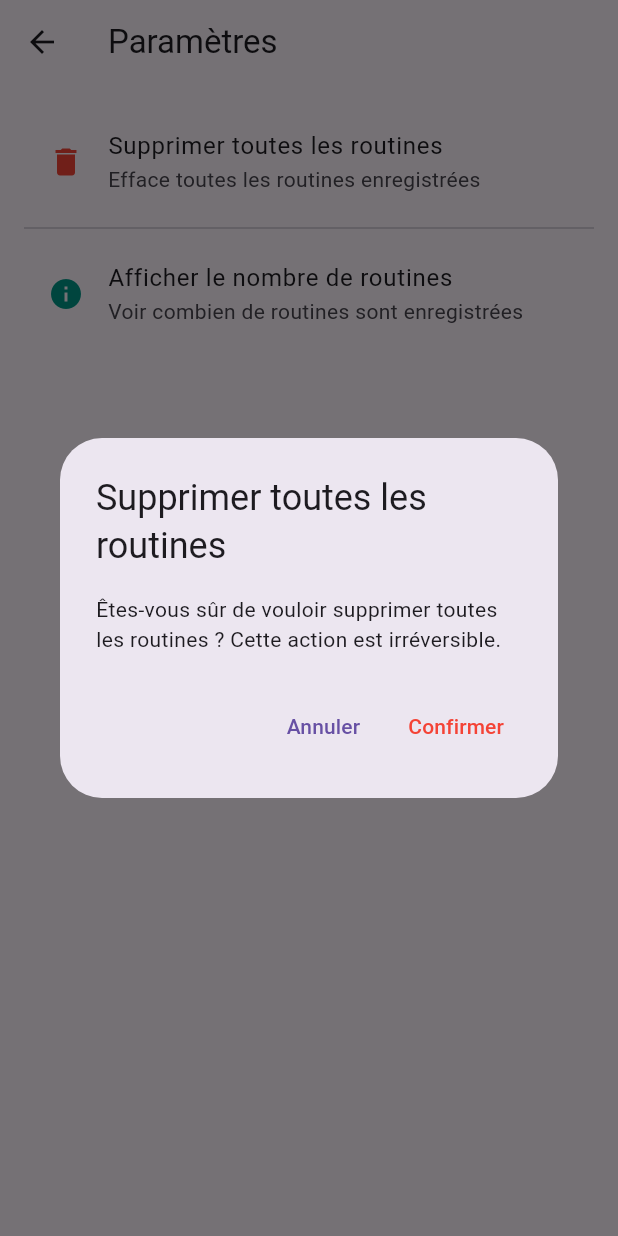
After one commit to Eweeen/routine-app, a Flutter app: the SettingsScreen screen opened by its route, after a tap on "Supprimer toutes les routines", on a phone screen of 412 x 824 dp. The commit adds this screen. Run offline on Flutter 3.47's test engine with Material 3 defaults, Android fonts, the phone set to English and light mode, and no system bars; our stand-ins replace freezed_annotation, sqflite; accounts and stored records are empty.

Commit message:
feat : settings

```diff
--- a/lib/db/database.dart
+++ b/lib/db/database.dart
@@ -149,4 +149,10 @@ class DatabaseHelper {
     final db = await database;
     return await db.delete('Completion', where: 'id = ?', whereArgs: [id]);
   }
+
+  Future<void> deleteAllRoutines() async {
+    final db = await database;
+    await db.delete('Routine');
+  }
+
 }
--- a/lib/main.dart
+++ b/lib/main.dart
@@ -2,14 +2,15 @@ import 'package:flutter/material.dart';
 import 'package:routine_app/providers/completionProvider.dart';
 import 'package:routine_app/providers/routineProvider.dart';
 import 'package:routine_app/screens/main_screen.dart';
+import 'package:routine_app/screens/settings_screen.dart'; // Import de la page Paramètres
 import 'package:provider/provider.dart';
 import 'db/database.dart';
 
 void main() async {
-    WidgetsFlutterBinding.ensureInitialized();
+  WidgetsFlutterBinding.ensureInitialized();
 
-    // Initialiser la base de données
-    await DatabaseHelper.instance.database;
+  // Initialiser la base de données
+  await DatabaseHelper.instance.database;
 
   runApp(
     MultiProvider(
@@ -33,6 +34,9 @@ class MyApp extends StatelessWidget {
         primarySwatch: Colors.blue,
       ),
       home: const MainScreen(), // Écran principal
+      routes: {
+        '/settings': (context) => const SettingsScreen(), // Route pour Paramètres
+      },
     );
   }
 }
--- /dev/null
+++ b/lib/screens/settings_screen.dart
@@ -0,0 +1,100 @@
+import 'package:flutter/material.dart';
+import 'package:provider/provider.dart';
+import '../providers/routineProvider.dart';
+import '../db/database.dart';
+
+class SettingsScreen extends StatelessWidget {
+  const SettingsScreen({super.key});
+
+  @override
+  Widget build(BuildContext context) {
+    final routineProvider = Provider.of<RoutineProvider>(context, listen: false);
+
+    return Scaffold(
+      appBar: AppBar(
+        title: const Text('Paramètres'),
+      ),
+      body: ListView(
+        padding: const EdgeInsets.all(16),
+        children: [
+          ListTile(
+            leading: const Icon(Icons.delete, color: Colors.red),
+            title: const Text('Supprimer toutes les routines'),
+            subtitle: const Text('Efface toutes les routines enregistrées'),
+            onTap: () async {
+              final confirmed = await _showConfirmationDialog(
+                context,
+                'Supprimer toutes les routines',
+                'Êtes-vous sûr de vouloir supprimer toutes les routines ? Cette action est irréversible.',
+              );
+              if (confirmed) {
+                await routineProvider.deleteAllRoutines();
+                ScaffoldMessenger.of(context).showSnackBar(
+                  const SnackBar(
+                    content: Text('Toutes les routines ont été supprimées'),
+                    backgroundColor: Colors.green,
+                  ),
+                );
+              }
+            },
+          ),
+
+          const Divider(),
+          ListTile(
+            leading: const Icon(Icons.info, color: Colors.teal),
+            title: const Text('Afficher le nombre de routines'),
+            subtitle: const Text('Voir combien de routines sont enregistrées'),
+            onTap: () async {
+              final count = routineProvider.routines.length;
+              _showInfoDialog(context, 'Nombre de routines', 'Il y a actuellement $count routine(s) enregistrée(s).');
+            },
+          ),
+        ],
+      ),
+    );
+  }
+
+  Future<bool> _showConfirmationDialog(BuildContext context, String title, String message) async {
+    return await showDialog<bool>(
+      context: context,
+      builder: (context) {
+        return AlertDialog(
+          title: Text(title),
+          content: Text(message),
+          actions: [
+            TextButton(
+              onPressed: () => Navigator.pop(context, false),
+              child: const Text('Annuler'),
+            ),
+            TextButton(
+              onPressed: () => Navigator.pop(context, true),
+              child: const Text(
+                'Confirmer',
+                style: TextStyle(color: Colors.red),
+              ),
+            ),
+          ],
+        );
+      },
+    ) ??
+        false;
+  }
+
+  void _showInfoDialog(BuildContext context, String title, String message) {
+    showDialog(
+      context: context,
+      builder: (context) {
+        return AlertDialog(
+          title: Text(title),
+          content: Text(message),
+          actions: [
+            TextButton(
+              onPressed: () => Navigator.pop(context),
+              child: const Text('Fermer'),
+            ),
+          ],
+        );
+      },
+    );
+  }
+}
```
Also changed, not shown: lib/providers/routineProvider.dart (+16 -6 lines), lib/screens/routines_screen.dart (+16 -1 lines).
